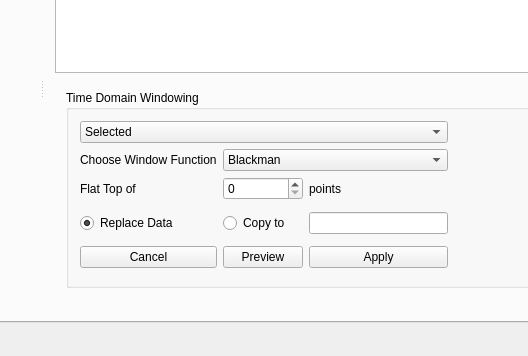
Before: the Qt Designer form mainwindow.ui in DavidJahn86/terapy, drawn with Qt 5; both pictures show x 85 to 613 and y 231 to 587 of the 1247 by 587 pixel window.
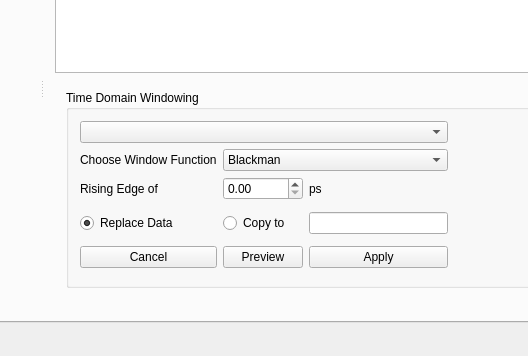
After: the same form once the commit is applied. The open tabs and pages were chosen to show the change. Icons and pictures are not drawn. Custom widgets are drawn as their Qt base class.

Commit message: Added preferences and GUI options for those, Manipulation of TD Data, Zeropadding, Interpolation, Windowing

```diff
--- a/mainwindow.ui
+++ b/mainwindow.ui
@@ -280,7 +280,7 @@
                      <item row="3" column="0">
                       <widget class="QLabel" name="label_4">
                        <property name="text">
-                        <string>Flat Top of </string>
+                        <string>Rising Edge of</string>
                        </property>
                       </widget>
                      </item>
@@ -292,18 +292,7 @@
                       </widget>
                      </item>
                      <item row="1" column="0" colspan="3">
-                      <widget class="QComboBox" name="cbwhichGraphs_2">
-                       <item>
-                        <property name="text">
-                         <string>Selected</string>
-                        </property>
-                       </item>
-                       <item>
-                        <property name="text">
-                         <string>All</string>
-                        </property>
-                       </item>
-                      </widget>
+                      <widget class="QComboBox" name="cbwhichGraphs_windowing"/>
                      </item>
                      <item row="2" column="1" colspan="2">
                       <widget class="QComboBox" name="cbwindowfunction">
@@ -322,13 +311,10 @@
                      <item row="3" column="2">
                       <widget class="QLabel" name="label_5">
                        <property name="text">
-                        <string>points</string>
+                        <string>ps</string>
                        </property>
                       </widget>
                      </item>
-                     <item row="3" column="1">
-                      <widget class="QSpinBox" name="spinBox"/>
-                     </item>
                      <item row="5" column="0">
                       <widget class="QRadioButton" name="rbManipulateReplace_2">
                        <property name="text">
@@ -347,7 +333,10 @@
                       </widget>
                      </item>
                      <item row="5" column="2">
-                      <widget class="QLineEdit" name="le_newName"/>
+                      <widget class="QLineEdit" name="le_newName_windowing"/>
+                     </item>
+                     <item row="3" column="1">
+                      <widget class="QDoubleSpinBox" name="dsb_risingEdge"/>
                      </item>
                     </layout>
                    </widget>
```
Left out of the diff: 58 changed lines with no effect on the pictures. The commit also changes 3 other files.
